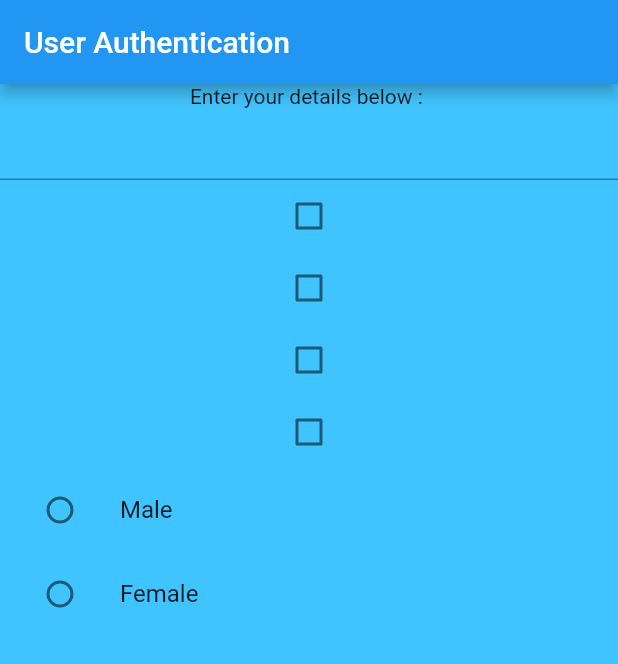
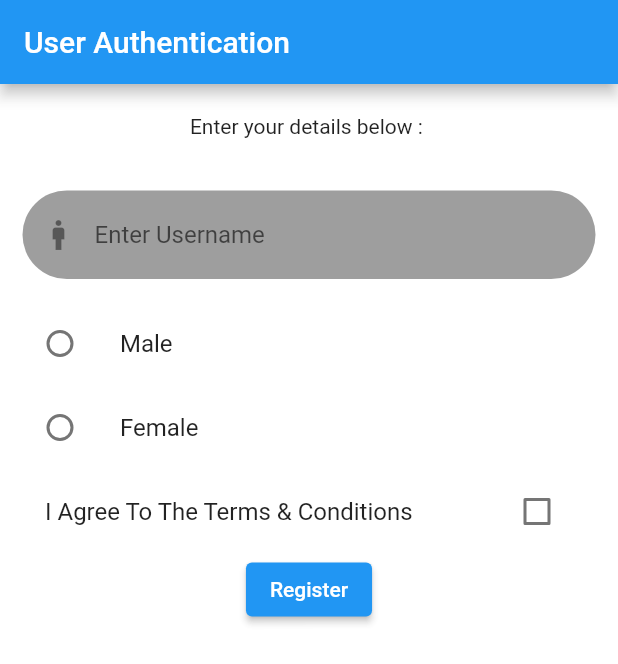
Before and after one commit to PushkarTipre/task2, a Flutter app: the screen it shows after launch, on a phone screen of 412 x 824 dp. Shown: the top 664 px of the screen. Run offline on Flutter 3.47's test engine with Material 2 defaults, Android fonts, the phone set to English and light mode, and no system bars.

Commit message:
Commit 2

```diff
--- a/lib/screen1.dart
+++ b/lib/screen1.dart
@@ -1,4 +1,5 @@
 import 'package:flutter/material.dart';
+import 'package:flutter/services.dart';
 
 class authentication extends StatefulWidget {
   const authentication({Key? key}) : super(key: key);
@@ -10,12 +11,16 @@ class authentication extends StatefulWidget {
 
 class _authenticationState extends State<authentication> {
   late int selectedRadio;
+  late bool isChecked;
+  final _text = TextEditingController();
+  bool _validate = false;
 
   @override
   void initState() {
     // TODO: implement initState
     super.initState();
     selectedRadio = 0;
+    isChecked = false;
   }
 
   setSelectedRadio(int val) {
@@ -30,22 +35,51 @@ class _authenticationState extends State<authentication> {
       appBar: AppBar(
         title: Text('User Authentication'),
       ),
-      backgroundColor: Colors.lightBlueAccent,
-      body: Column(
+      backgroundColor: Colors.white70,
+      body: SingleChildScrollView(
+        child: Column(
           children: [
             Container(
+              padding: EdgeInsets.all(20.0),
               child: Text('Enter your details below : '),
             ),
-          TextField(),
-          Checkbox(value: false, onChanged: (bool? value) {}),
-          Checkbox(value: false, onChanged: (bool? value) {}),
-          Checkbox(value: false, onChanged: (bool? value) {}),
-          Checkbox(value: false, onChanged: (bool? value) {}),
+            Padding(
+              padding: const EdgeInsets.all(15.0),
+              child: TextField(
+                inputFormatters: [
+                  FilteringTextInputFormatter.allow(
+                    RegExp("[a-zA-Z]"),
+                  ),
+                ],
+                controller: _text,
+                onTap: () {
+                  FocusScope.of(context).requestFocus(new FocusNode());
+                },
+                keyboardType: TextInputType.name,
+                decoration: InputDecoration(
+                  errorText: _validate ? 'Name cannot be empty' : null,
+                  enabledBorder: OutlineInputBorder(
+                    borderSide: BorderSide(color: Colors.transparent),
+                    borderRadius: BorderRadius.all(
+                      Radius.circular(100.0),
+                    ),
+                  ),
+                  prefixIcon: Icon(Icons.man),
+                  hintText: 'Enter Username',
+                  filled: true,
+                  fillColor: Colors.grey,
+                  focusedBorder: OutlineInputBorder(
+                    borderSide: BorderSide(color: Colors.green),
+                  ),
+                ),
+              ),
+            ),
             ListTile(
               title: Text('Male'),
               leading: Radio(
                 value: 1,
                 groupValue: selectedRadio,
+                activeColor: Colors.green,
                 onChanged: (val) {
                   setSelectedRadio(val!);
                 },
@@ -55,13 +89,38 @@ class _authenticationState extends State<authentication> {
               title: Text('Female'),
               leading: Radio(
                 value: 2,
+                activeColor: Colors.orange,
                 groupValue: selectedRadio,
                 onChanged: (val) {
                   setSelectedRadio(val!);
                 },
               ),
             ),
+            ListTile(
+              contentPadding: EdgeInsets.symmetric(horizontal: 30),
+              title: Text(
+                'I Agree To The Terms & Conditions',
+                style: TextStyle(),
+              ),
+              trailing: Checkbox(
+                value: isChecked,
+                onChanged: (value) {
+                  setState(() {
+                    isChecked = value!;
+                  });
+                },
+              ),
+            ),
+            ElevatedButton(
+              onPressed: () {
+                setState(() {
+                  _text.text.isEmpty ? _validate = true : _validate = false;
+                });
+              },
+              child: Text('Register'),
+            ),
           ],
+        ),
       ),
     );
   }
```
Also changed, not shown: 1 other file. Lines whose indentation alone changed are shown as unchanged.
